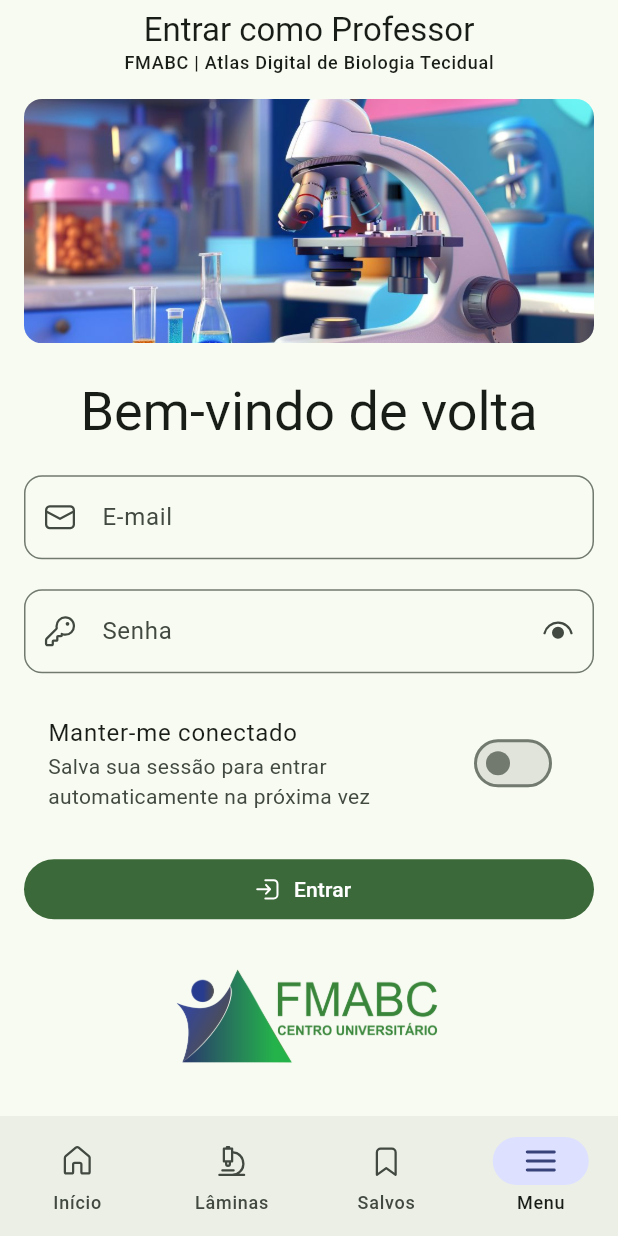
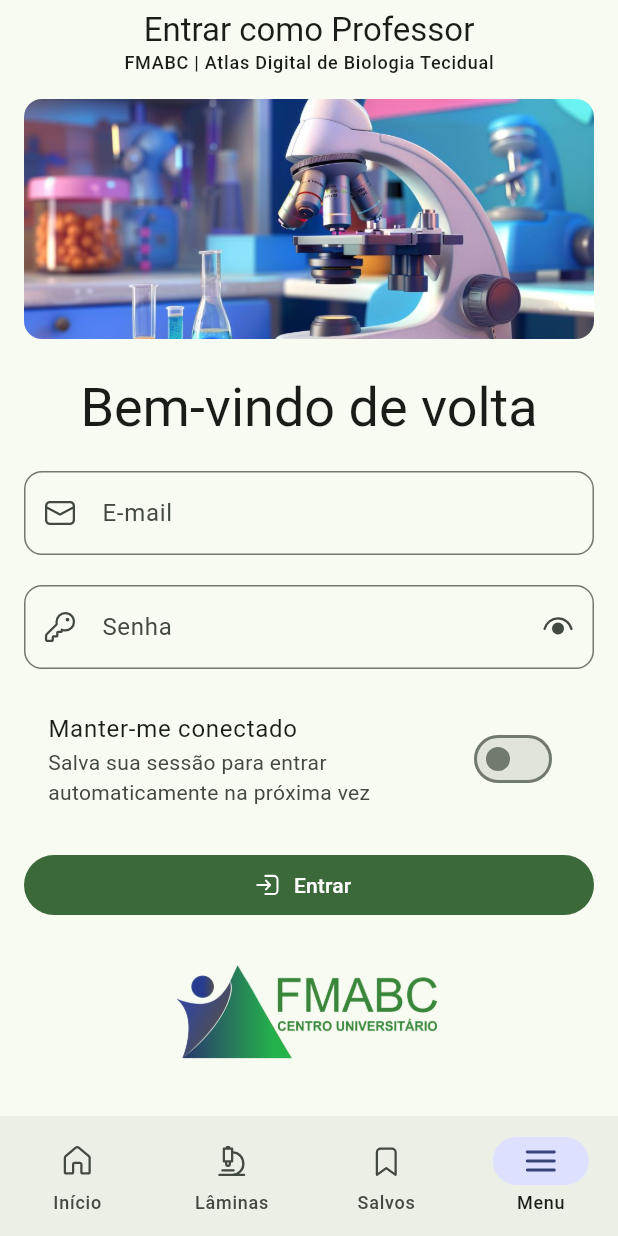
Before and after one commit to guimduarte/TTI206-ProjetoIntegradorInterdisciplinar-DesenvolvimentoMultiplataforma, a Flutter app: the LoginPage screen opened by its route, on a phone screen of 412 x 824 dp. Run offline on Flutter 3.47's test engine with Material 3 defaults, Android fonts, the phone set to English and light mode, and no system bars; our stand-ins replace fluentui_system_icons, go_router.

Commit message:
feat(login-page): ajustar dimensões da imagem mobile

```diff
--- a/atlas_digital_fmabc/lib/screens/admin/auth/login_page.dart
+++ b/atlas_digital_fmabc/lib/screens/admin/auth/login_page.dart
@@ -51,9 +51,11 @@ class LoginPage extends StatelessWidget {
             // Imagem
             ClipRRect(
               borderRadius: BorderRadiusGeometry.circular(12.0),
-              child: AspectRatio(
-                aspectRatio: 21 / 9,
-                child: Image.asset(imagePath, fit: BoxFit.cover),
+              child: Image.asset(
+                imagePath,
+                fit: BoxFit.cover,
+                width: double.infinity,
+                height: 160.0,
               ),
             ),
 
```
